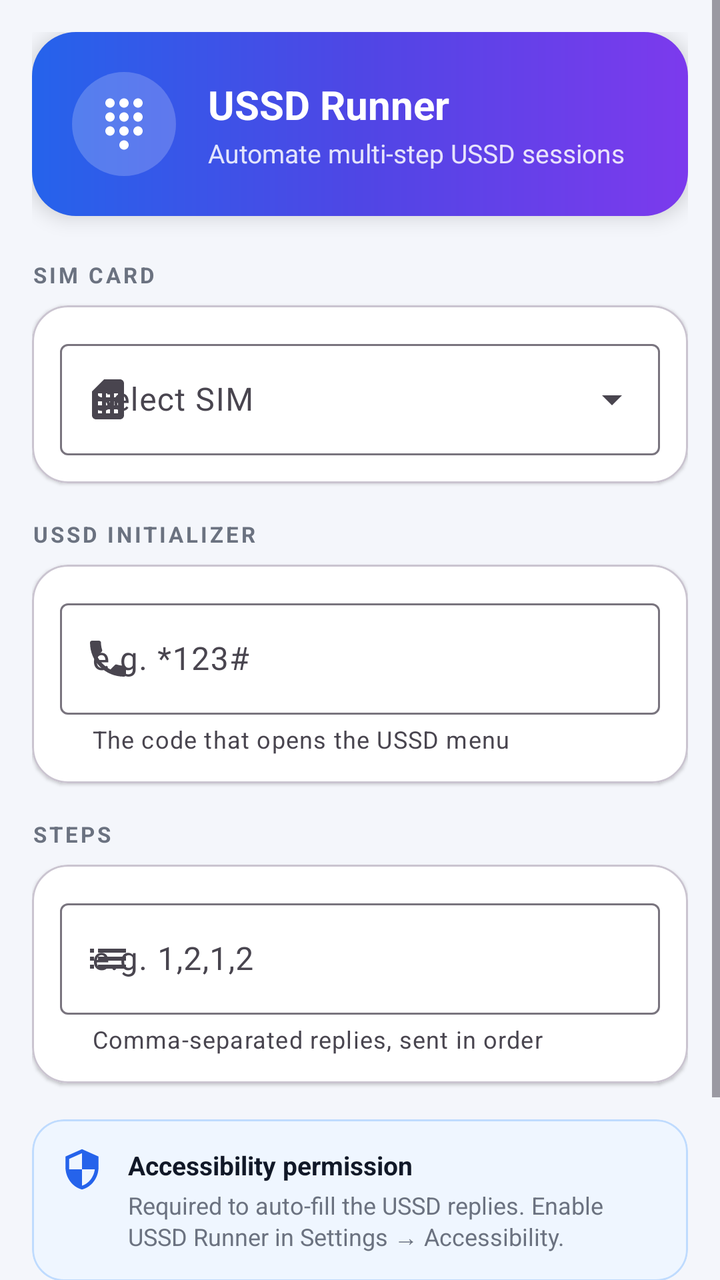
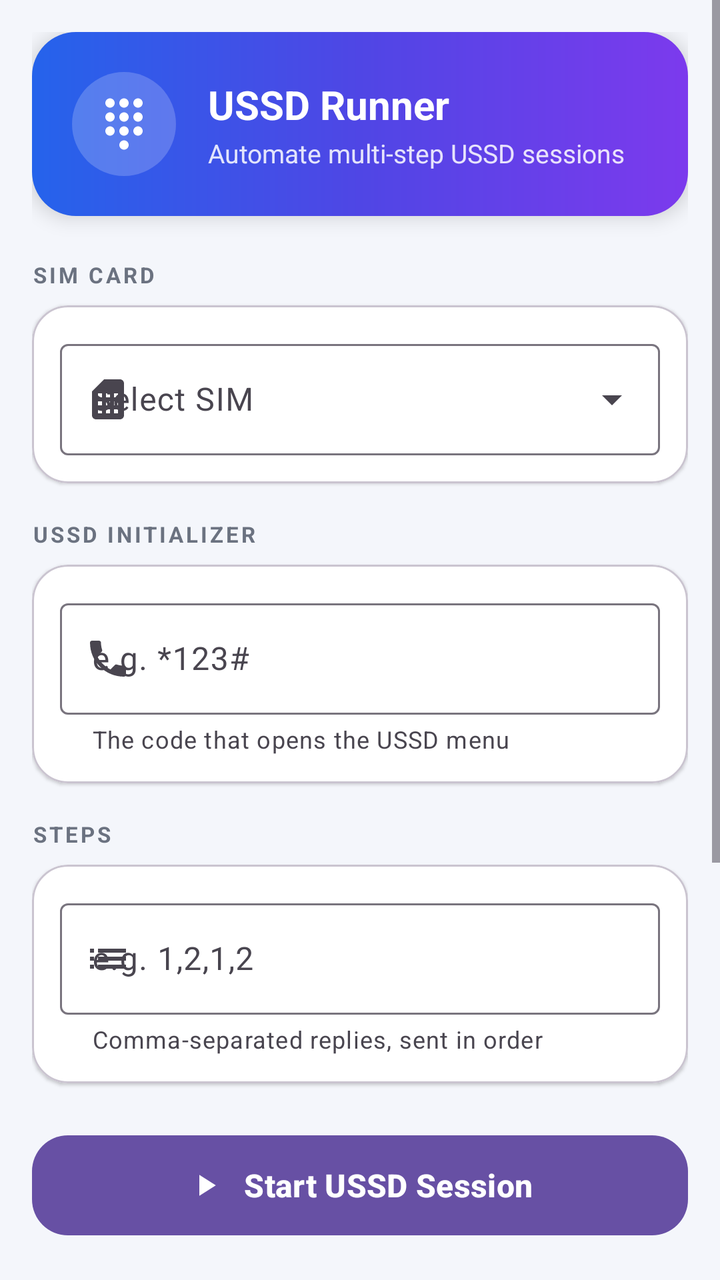

Two renders of the same Android screen: before a commit and after it. Below are the layout's source before the change and the commit's diff.
<!-- AndroidManifest.xml: application theme Theme.Material3.Light.NoActionBar -->
<!-- res/layout/activity_main.xml -->
<?xml version="1.0" encoding="utf-8"?>
<ScrollView xmlns:android="http://schemas.android.com/apk/res/android"
    xmlns:app="http://schemas.android.com/apk/res-auto"
    android:layout_width="match_parent"
    android:layout_height="match_parent"
    android:background="@color/screen_bg"
    android:fillViewport="true">

    <LinearLayout
        android:layout_width="match_parent"
        android:layout_height="wrap_content"
        android:orientation="vertical"
        android:padding="16dp">

        <LinearLayout
            android:layout_width="match_parent"
            android:layout_height="wrap_content"
            android:background="@drawable/bg_header_gradient"
            android:elevation="6dp"
            android:gravity="center_vertical"
            android:orientation="horizontal"
            android:padding="20dp">

            <ImageView
                android:layout_width="52dp"
                android:layout_height="52dp"
                android:background="@drawable/bg_icon_circle"
                android:contentDescription="@null"
                android:padding="12dp"
                android:src="@drawable/ic_ussd"
                app:tint="@color/white" />

            <LinearLayout
                android:layout_width="0dp"
                android:layout_height="wrap_content"
                android:layout_marginStart="16dp"
                android:layout_weight="1"
                android:orientation="vertical">

                <TextView
                    android:layout_width="wrap_content"
                    android:layout_height="wrap_content"
                    android:text="@string/app_name"
                    android:textColor="@color/white"
                    android:textSize="20sp"
                    android:textStyle="bold" />

                <TextView
                    android:layout_width="wrap_content"
                    android:layout_height="wrap_content"
                    android:layout_marginTop="2dp"
                    android:text="@string/header_sub"
                    android:textColor="#D9FFFFFF"
                    android:textSize="13sp" />
            </LinearLayout>
        </LinearLayout>

        <TextView
            android:layout_width="wrap_content"
            android:layout_height="wrap_content"
            android:layout_marginTop="22dp"
            android:letterSpacing="0.12"
            android:text="@string/section_sim"
            android:textColor="@color/text_secondary"
            android:textSize="11sp"
            android:textStyle="bold" />

        <com.google.android.material.card.MaterialCardView
            android:layout_width="match_parent"
            android:layout_height="wrap_content"
            android:layout_marginTop="8dp"
            app:cardBackgroundColor="@color/white"
            app:cardCornerRadius="18dp"
            app:cardElevation="1dp">

            <com.google.android.material.textfield.TextInputLayout
                android:id="@+id/tilSim"
                style="@style/Widget.Material3.TextInputLayout.OutlinedBox.ExposedDropdownMenu"
                android:layout_width="match_parent"
                android:layout_height="wrap_content"
                android:layout_margin="14dp"
                android:hint="@string/hint_sim"
                app:startIconDrawable="@drawable/ic_sim">

                <AutoCompleteTextView
                    android:id="@+id/actSim"
                    android:layout_width="match_parent"
                    android:layout_height="wrap_content"
                    android:inputType="none"
                    android:textColor="@color/text_primary" />
            </com.google.android.material.textfield.TextInputLayout>
        </com.google.android.material.card.MaterialCardView>

        <TextView
            android:layout_width="wrap_content"
            android:layout_height="wrap_content"
            android:layout_marginTop="18dp"
            android:letterSpacing="0.12"
            android:text="@string/section_ussd"
            android:textColor="@color/text_secondary"
            android:textSize="11sp"
            android:textStyle="bold" />

        <com.google.android.material.card.MaterialCardView
            android:layout_width="match_parent"
            android:layout_height="wrap_content"
            android:layout_marginTop="8dp"
            app:cardBackgroundColor="@color/white"
            app:cardCornerRadius="18dp"
            app:cardElevation="1dp">

            <com.google.android.material.textfield.TextInputLayout
                android:id="@+id/tilUssd"
                style="@style/Widget.Material3.TextInputLayout.OutlinedBox"
                android:layout_width="match_parent"
                android:layout_height="wrap_content"
                android:layout_margin="14dp"
                android:hint="@string/hint_ussd"
                app:helperText="@string/helper_ussd"
                app:startIconDrawable="@drawable/ic_dial">

                <com.google.android.material.textfield.TextInputEditText
                    android:id="@+id/etUssdInit"
                    android:layout_width="match_parent"
                    android:layout_height="wrap_content"
                    android:inputType="phone"
                    android:textColor="@color/text_primary" />
            </com.google.android.material.textfield.TextInputLayout>
        </com.google.android.material.card.MaterialCardView>

        <TextView
            android:layout_width="wrap_content"
            android:layout_height="wrap_content"
            android:layout_marginTop="18dp"
            android:letterSpacing="0.12"
            android:text="@string/section_steps"
            android:textColor="@color/text_secondary"
            android:textSize="11sp"
            android:textStyle="bold" />

        <com.google.android.material.card.MaterialCardView
            android:layout_width="match_parent"
            android:layout_height="wrap_content"
            android:layout_marginTop="8dp"
            app:cardBackgroundColor="@color/white"
            app:cardCornerRadius="18dp"
            app:cardElevation="1dp">

            <com.google.android.material.textfield.TextInputLayout
                android:id="@+id/tilSteps"
                style="@style/Widget.Material3.TextInputLayout.OutlinedBox"
                android:layout_width="match_parent"
                android:layout_height="wrap_content"
                android:layout_margin="14dp"
                android:hint="@string/hint_steps"
                app:helperText="@string/helper_steps"
                app:startIconDrawable="@drawable/ic_steps">

                <com.google.android.material.textfield.TextInputEditText
                    android:id="@+id/etSteps"
                    android:layout_width="match_parent"
                    android:layout_height="wrap_content"
                    android:inputType="phone"
                    android:textColor="@color/text_primary" />
            </com.google.android.material.textfield.TextInputLayout>
        </com.google.android.material.card.MaterialCardView>

        <com.google.android.material.card.MaterialCardView
            android:layout_width="match_parent"
            android:layout_height="wrap_content"
            android:layout_marginTop="18dp"
            app:cardBackgroundColor="#FFEFF6FF"
            app:cardCornerRadius="16dp"
            app:cardElevation="0dp"
            app:strokeColor="#FFBFDBFE"
            app:strokeWidth="1dp">

            <LinearLayout
                android:layout_width="match_parent"
                android:layout_height="wrap_content"
                android:orientation="horizontal"
                android:padding="14dp">

                <ImageView
                    android:layout_width="22dp"
                    android:layout_height="22dp"
                    android:contentDescription="@null"
                    android:src="@drawable/ic_shield"
                    app:tint="@color/primary" />

                <LinearLayout
                    android:layout_width="0dp"
                    android:layout_height="wrap_content"
                    android:layout_marginStart="12dp"
                    android:layout_weight="1"
                    android:orientation="vertical">

                    <TextView
                        android:layout_width="wrap_content"
                        android:layout_height="wrap_content"
                        android:text="@string/notice_title"
                        android:textColor="@color/text_primary"
                        android:textSize="13sp"
                        android:textStyle="bold" />

                    <TextView
                        android:layout_width="wrap_content"
                        android:layout_height="wrap_content"
                        android:layout_marginTop="3dp"
                        android:text="@string/notice_body"
                        android:textColor="@color/text_secondary"
                        android:textSize="12sp" />
                </LinearLayout>
            </LinearLayout>
        </com.google.android.material.card.MaterialCardView>

        <com.google.android.material.button.MaterialButton
            android:id="@+id/btnStart"
            android:layout_width="match_parent"
            android:layout_height="58dp"
            android:layout_marginTop="22dp"
            android:layout_marginBottom="10dp"
            android:text="@string/btn_start"
            android:textSize="16sp"
            android:textStyle="bold"
            app:cornerRadius="18dp"
            app:icon="@drawable/ic_play"
            app:iconGravity="textStart"
            app:iconPadding="10dp" />

    </LinearLayout>
</ScrollView>
<!-- resources referenced by this layout -->
<resources>
  <color name="primary">#FF2563EB</color>
  <color name="screen_bg">#FFF4F6FB</color>
  <color name="text_primary">#FF111827</color>
  <color name="text_secondary">#FF6B7280</color>
  <color name="white">#FFFFFFFF</color>
  <!-- drawable bg_header_gradient (drawable) -->
  <?xml version="1.0" encoding="utf-8"?>
  <shape xmlns:android="http://schemas.android.com/apk/res/android"
      android:shape="rectangle">
      <gradient
          android:startColor="#FF2563EB"
          android:centerColor="#FF4F46E5"
          android:endColor="#FF7C3AED"
          android:angle="0" />
      <corners android:radius="22dp" />
  </shape>
  <!-- drawable bg_icon_circle (drawable) -->
  <?xml version="1.0" encoding="utf-8"?>
  <shape xmlns:android="http://schemas.android.com/apk/res/android"
      android:shape="oval">
      <solid android:color="#33FFFFFF" />
  </shape>
  <!-- drawable ic_dial (drawable) -->
  <vector xmlns:android="http://schemas.android.com/apk/res/android"
      android:width="24dp" android:height="24dp"
      android:viewportWidth="24" android:viewportHeight="24">
      <path android:fillColor="#FF111827"
          android:pathData="M6.62,10.79c1.44,2.83 3.76,5.14 6.59,6.59l2.2,-2.2c0.27,-0.27 0.67,-0.36 1.02,-0.24 1.12,0.37 2.33,0.57 3.57,0.57 0.55,0 1,0.45 1,1V20c0,0.55 -0.45,1 -1,1 -9.39,0 -17,-7.61 -17,-17 0,-0.55 0.45,-1 1,-1h3.5c0.55,0 1,0.45 1,1 0,1.25 0.2,2.45 0.57,3.57 0.11,0.35 0.03,0.74 -0.25,1.02l-2.2,2.2z"/>
  </vector>
  <!-- drawable ic_play (drawable) -->
  <vector xmlns:android="http://schemas.android.com/apk/res/android"
      android:width="24dp" android:height="24dp"
      android:viewportWidth="24" android:viewportHeight="24">
      <path android:fillColor="#FF111827"
          android:pathData="M8,5v14l11,-7z"/>
  </vector>
  <!-- drawable ic_shield (drawable) -->
  <vector xmlns:android="http://schemas.android.com/apk/res/android"
      android:width="24dp" android:height="24dp"
      android:viewportWidth="24" android:viewportHeight="24">
      <path android:fillColor="#FF111827"
          android:pathData="M12,1L3,5v6c0,5.55 3.84,10.74 9,12 5.16,-1.26 9,-6.45 9,-12L21,5l-9,-4zM12,11.99h7c-0.53,4.12 -3.28,7.79 -7,8.94L12,12L5,12L5,6.3l7,-3.11v8.8z"/>
  </vector>
  <!-- drawable ic_sim (drawable) -->
  <vector xmlns:android="http://schemas.android.com/apk/res/android"
      android:width="24dp" android:height="24dp"
      android:viewportWidth="24" android:viewportHeight="24">
      <path android:fillColor="#FF111827"
          android:pathData="M19.99,4c0,-1.1 -0.89,-2 -1.99,-2h-8L4,8.02v11.97c0,1.1 0.9,2 2,2h12.01c1.1,0 1.99,-0.9 1.99,-2L19.99,4zM9,19H7v-2h2V19zM9,15H7v-2h2V15zM9,11H7V9h2V11zM13,19h-2v-2h2V19zM13,15h-2v-2h2V15zM13,11h-2V9h2V11zM17,19h-2v-2h2V19zM17,15h-2v-2h2V15zM17,11h-2V9h2V11z"/>
  </vector>
  <!-- drawable ic_steps (drawable) -->
  <vector xmlns:android="http://schemas.android.com/apk/res/android"
      android:width="24dp" android:height="24dp"
      android:viewportWidth="24" android:viewportHeight="24">
      <path android:fillColor="#FF111827"
          android:pathData="M3,13h2v-2L3,11v2zM3,17h2v-2L3,15v2zM3,9h2L5,7L3,7v2zM7,13h14v-2L7,11v2zM7,17h14v-2L7,15v2zM7,7v2h14L21,7L7,7z"/>
  </vector>
  <string name="app_name">USSD Runner</string>
  <string name="btn_start">Start USSD Session</string>
  <string name="header_sub">Automate multi‑step USSD sessions</string>
  <string name="helper_steps">Comma‑separated replies, sent in order</string>
  <string name="helper_ussd">The code that opens the USSD menu</string>
  <string name="hint_sim">Select SIM</string>
  <string name="hint_steps">e.g. 1,2,1,2</string>
  <string name="hint_ussd">e.g. *123#</string>
  <string name="notice_body">Required to auto‑fill the USSD replies. Enable USSD Runner in Settings → Accessibility.</string>
  <string name="notice_title">Accessibility permission</string>
  <string name="section_sim">SIM CARD</string>
  <string name="section_steps">STEPS</string>
  <string name="section_ussd">USSD INITIALIZER</string>
</resources>

<!-- the commit's change to res/layout/activity_main.xml (unified diff, before → after) -->
@@ -12,6 +12,7 @@
         android:orientation="vertical"
         android:padding="16dp">
 
+        
         <LinearLayout
             android:layout_width="match_parent"
             android:layout_height="wrap_content"
@@ -55,6 +56,7 @@
             </LinearLayout>
         </LinearLayout>
 
+        
         <TextView
             android:layout_width="wrap_content"
             android:layout_height="wrap_content"
@@ -91,6 +93,7 @@
             </com.google.android.material.textfield.TextInputLayout>
         </com.google.android.material.card.MaterialCardView>
 
+        
         <TextView
             android:layout_width="wrap_content"
             android:layout_height="wrap_content"
@@ -128,6 +131,7 @@
             </com.google.android.material.textfield.TextInputLayout>
         </com.google.android.material.card.MaterialCardView>
 
+        
         <TextView
             android:layout_width="wrap_content"
             android:layout_height="wrap_content"
@@ -165,61 +169,12 @@
             </com.google.android.material.textfield.TextInputLayout>
         </com.google.android.material.card.MaterialCardView>
 
-        <com.google.android.material.card.MaterialCardView
-            android:layout_width="match_parent"
-            android:layout_height="wrap_content"
-            android:layout_marginTop="18dp"
-            app:cardBackgroundColor="#FFEFF6FF"
-            app:cardCornerRadius="16dp"
-            app:cardElevation="0dp"
-            app:strokeColor="#FFBFDBFE"
-            app:strokeWidth="1dp">
-
-            <LinearLayout
-                android:layout_width="match_parent"
-                android:layout_height="wrap_content"
-                android:orientation="horizontal"
-                android:padding="14dp">
-
-                <ImageView
-                    android:layout_width="22dp"
-                    android:layout_height="22dp"
-                    android:contentDescription="@null"
-                    android:src="@drawable/ic_shield"
-                    app:tint="@color/primary" />
-
-                <LinearLayout
-                    android:layout_width="0dp"
-                    android:layout_height="wrap_content"
-                    android:layout_marginStart="12dp"
-                    android:layout_weight="1"
-                    android:orientation="vertical">
-
-                    <TextView
-                        android:layout_width="wrap_content"
-                        android:layout_height="wrap_content"
-                        android:text="@string/notice_title"
-                        android:textColor="@color/text_primary"
-                        android:textSize="13sp"
-                        android:textStyle="bold" />
-
-                    <TextView
-                        android:layout_width="wrap_content"
-                        android:layout_height="wrap_content"
-                        android:layout_marginTop="3dp"
-                        android:text="@string/notice_body"
-                        android:textColor="@color/text_secondary"
-                        android:textSize="12sp" />
-                </LinearLayout>
-            </LinearLayout>
-        </com.google.android.material.card.MaterialCardView>
-
+        
         <com.google.android.material.button.MaterialButton
             android:id="@+id/btnStart"
             android:layout_width="match_parent"
             android:layout_height="58dp"
             android:layout_marginTop="22dp"
-            android:layout_marginBottom="10dp"
             android:text="@string/btn_start"
             android:textSize="16sp"
             android:textStyle="bold"
@@ -228,5 +183,60 @@
             app:iconGravity="textStart"
             app:iconPadding="10dp" />
 
+        
+        <LinearLayout
+            android:layout_width="match_parent"
+            android:layout_height="wrap_content"
+            android:layout_marginTop="22dp"
+            android:gravity="center_vertical"
+            android:orientation="horizontal">
+
+            <TextView
+                android:layout_width="0dp"
+                android:layout_height="wrap_content"
+                android:layout_weight="1"
+                android:letterSpacing="0.12"
+                android:text="@string/section_log"
+                android:textColor="@color/text_secondary"
+                android:textSize="11sp"
+                android:textStyle="bold" />
+
+            <com.google.android.material.button.MaterialButton
+                android:id="@+id/btnClearLog"
+                style="@style/Widget.Material3.Button.TextButton"
+                android:layout_width="wrap_content"
+                android:layout_height="wrap_content"
+                android:minWidth="0dp"
+                android:text="@string/btn_clear"
+                android:textSize="12sp" />
+        </LinearLayout>
+
+        <com.google.android.material.card.MaterialCardView
+            android:layout_width="match_parent"
+            android:layout_height="220dp"
+            android:layout_marginTop="6dp"
+            android:layout_marginBottom="16dp"
+            app:cardBackgroundColor="#FF0B1220"
+            app:cardCornerRadius="16dp"
+            app:cardElevation="1dp">
+
+            <androidx.core.widget.NestedScrollView
+                android:id="@+id/svLog"
+                android:layout_width="match_parent"
+                android:layout_height="match_parent"
+                android:padding="12dp">
+
+                <TextView
+                    android:id="@+id/tvLog"
+                    android:layout_width="match_parent"
+                    android:layout_height="wrap_content"
+                    android:fontFamily="monospace"
+                    android:text="@string/log_empty"
+                    android:textColor="#FFE5E7EB"
+                    android:textIsSelectable="true"
+                    android:textSize="12sp" />
+            </androidx.core.widget.NestedScrollView>
+        </com.google.android.material.card.MaterialCardView>
+
     </LinearLayout>
 </ScrollView>
<!-- resource entries referenced after the edit -->
@@ -1,6 +1,5 @@
 <!-- resources referenced by this layout -->
 <resources>
-  <color name="primary">#FF2563EB</color>
   <color name="screen_bg">#FFF4F6FB</color>
   <color name="text_primary">#FF111827</color>
   <color name="text_secondary">#FF6B7280</color>
@@ -36,13 +35,6 @@
       <path android:fillColor="#FF111827"
           android:pathData="M8,5v14l11,-7z"/>
   </vector>
-  <!-- drawable ic_shield (drawable) -->
-  <vector xmlns:android="http://schemas.android.com/apk/res/android"
-      android:width="24dp" android:height="24dp"
-      android:viewportWidth="24" android:viewportHeight="24">
-      <path android:fillColor="#FF111827"
-          android:pathData="M12,1L3,5v6c0,5.55 3.84,10.74 9,12 5.16,-1.26 9,-6.45 9,-12L21,5l-9,-4zM12,11.99h7c-0.53,4.12 -3.28,7.79 -7,8.94L12,12L5,12L5,6.3l7,-3.11v8.8z"/>
-  </vector>
   <!-- drawable ic_sim (drawable) -->
   <vector xmlns:android="http://schemas.android.com/apk/res/android"
       android:width="24dp" android:height="24dp"
@@ -65,8 +57,6 @@
   <string name="hint_sim">Select SIM</string>
   <string name="hint_steps">e.g. 1,2,1,2</string>
   <string name="hint_ussd">e.g. *123#</string>
-  <string name="notice_body">Required to auto‑fill the USSD replies. Enable USSD Runner in Settings → Accessibility.</string>
-  <string name="notice_title">Accessibility permission</string>
   <string name="section_sim">SIM CARD</string>
   <string name="section_steps">STEPS</string>
   <string name="section_ussd">USSD INITIALIZER</string>
